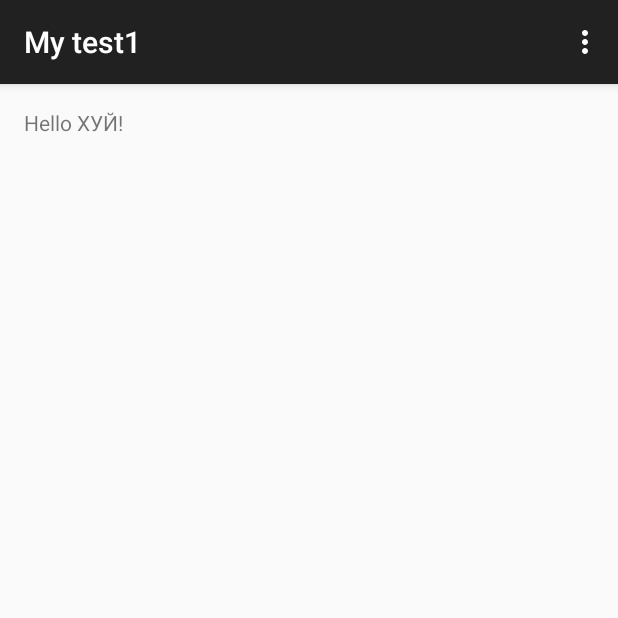
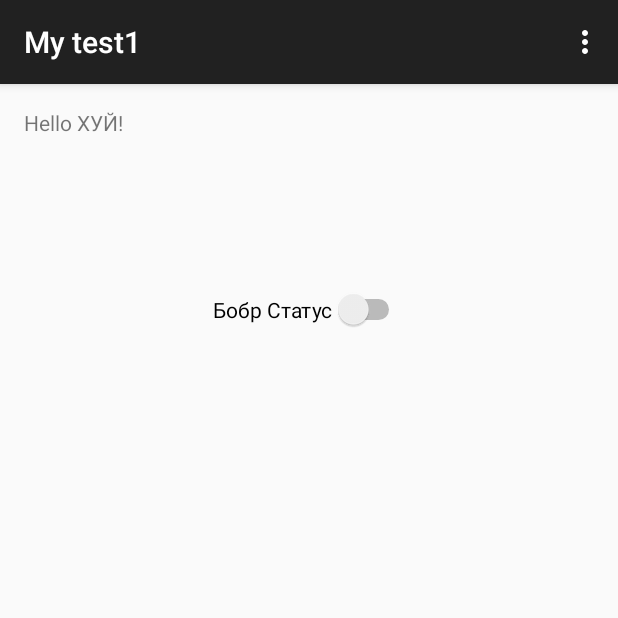
Before and after one commit to kollapsexpress/dan, an Android app: the screen it shows after launch (MainActivity), on a phone screen of 412 x 824 dp, the top half of it. Run offline under Robolectric (Android 15) with nearby library versions, the phone set to English and light mode, and no system bars.

Commit message:
Mytes1 bobr status

```diff
--- a/Mytest1/app/src/main/res/layout/main.xml
+++ b/Mytest1/app/src/main/res/layout/main.xml
@@ -6,6 +6,17 @@
     android:paddingBottom="@dimen/activity_vertical_margin" tools:context=".MainActivity">
 
     <TextView android:text="@string/hello_world" android:layout_width="wrap_content"
-        android:layout_height="wrap_content" />
+        android:layout_height="wrap_content"
+        android:id="@+id/textView" />
+
+    <Switch
+        android:layout_width="wrap_content"
+        android:layout_height="wrap_content"
+        android:text="Бобр Статус"
+        android:id="@+id/switch1"
+        android:layout_below="@+id/textView"
+        android:layout_centerHorizontal="true"
+        android:layout_marginTop="101dp"
+        android:checked="false" />
 
 </RelativeLayout>
```
